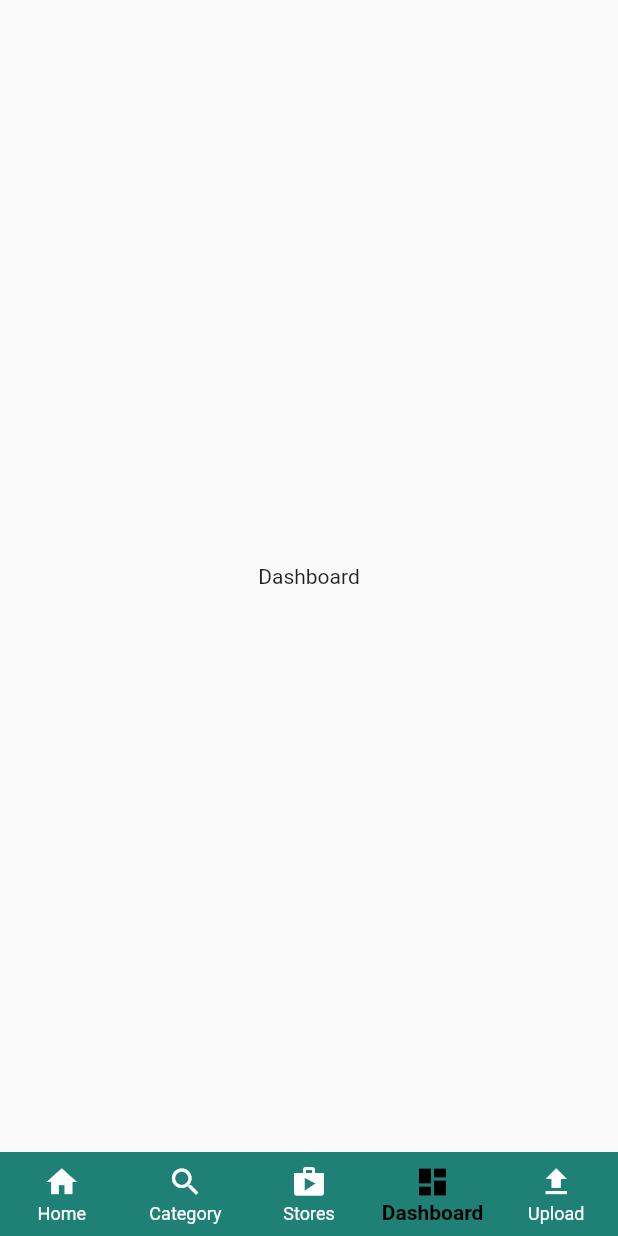
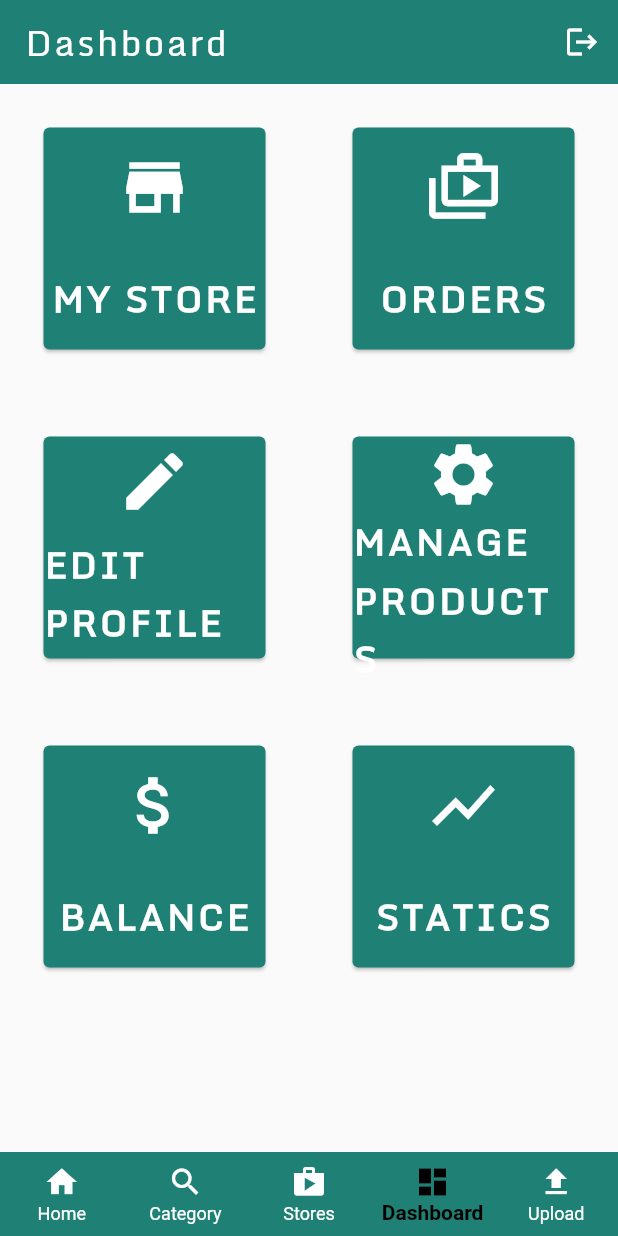
Before and after one commit to quocanh0712/final_techex_app, a Flutter app: the screen it shows after launch, item 4 of the bottom bar chosen, on a phone screen of 412 x 824 dp. Run offline on Flutter 3.47's test engine with Material 2 defaults, Android fonts, the light colour scheme and no system bars.

Commit message:
custom for dashboard screen

```diff
--- /dev/null
+++ b/lib/main_screens/dashboard.dart
@@ -0,0 +1,75 @@
+import 'package:final_techex_app/widgets/appbar_widgets.dart';
+import 'package:flutter/material.dart';
+
+List<String> label = [
+  'my store',
+  'orders',
+  'edit profile',
+  'manage products',
+  'balance',
+  'statics'
+];
+
+List<IconData> icons = [
+  Icons.store,
+  Icons.shop_2_outlined,
+  Icons.edit,
+  Icons.settings,
+  Icons.attach_money,
+  Icons.show_chart,
+];
+
+class DashboardScreen extends StatelessWidget {
+  const DashboardScreen({Key? key}) : super(key: key);
+
+  @override
+  Widget build(BuildContext context) {
+    return Scaffold(
+      appBar: AppBar(
+        elevation: 0,
+        backgroundColor: Color.fromARGB(255, 31, 129, 117),
+        title: const AppBarTitle(title: 'Dashboard'),
+        actions: [
+          IconButton(
+              onPressed: () {},
+              icon: const Icon(
+                Icons.logout,
+                color: Colors.white,
+              ))
+        ],
+      ),
+      body: Padding(
+        padding: const EdgeInsets.all(25.0),
+        child: GridView.count(
+          mainAxisSpacing: 50,
+          crossAxisSpacing: 50,
+          crossAxisCount: 2,
+          children: List.generate(6, (index) {
+            return Card(
+              color: Color.fromARGB(255, 31, 129, 117),
+              child: Column(
+                mainAxisAlignment: MainAxisAlignment.spaceAround,
+                children: [
+                  Icon(
+                    icons[index],
+                    color: Colors.white,
+                    size: 50,
+                  ),
+                  Text(
+                    label[index].toUpperCase(),
+                    style: const TextStyle(
+                        fontSize: 24,
+                        color: Colors.white,
+                        fontWeight: FontWeight.bold,
+                        letterSpacing: 2,
+                        fontFamily: 'Monda'),
+                  ),
+                ],
+              ),
+            );
+          }),
+        ),
+      ),
+    );
+  }
+}
--- a/lib/main_screens/supplier_home.dart
+++ b/lib/main_screens/supplier_home.dart
@@ -1,4 +1,5 @@
 import 'package:final_techex_app/main_screens/category.dart';
+import 'package:final_techex_app/main_screens/dashboard.dart';
 import 'package:final_techex_app/main_screens/stores.dart';
 import 'package:flutter/material.dart';
 
@@ -17,9 +18,7 @@ class _SupplierHomeScreenState extends State<SupplierHomeScreen> {
     HomeScreen(),
     CategoryScreen(),
     StoresScreen(),
-    Center(
-      child: Text('Dashboard'),
-    ),
+    DashboardScreen(),
     Center(
       child: Text('Upload'),
     ),
```
